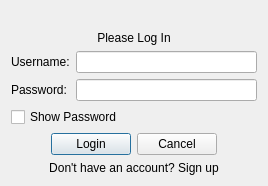
First picture: the form in loginpage.ui, repository konynour/Book-Store-Management, before the edit.
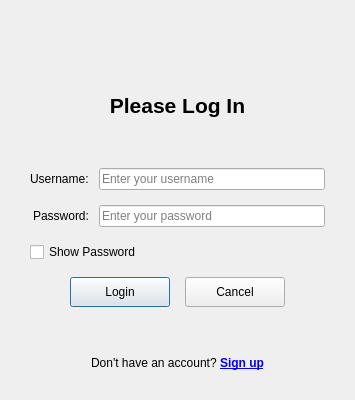
Second picture: the form after the edit. Icons and pictures are not drawn.

Commit message: Updated login page UI

Patch:
```diff
--- a/loginpage.ui
+++ b/loginpage.ui
@@ -5,9 +5,42 @@
   <property name="windowTitle">
    <string>Login</string>
   </property>
+  <property name="minimumSize">
+   <size>
+    <width>350</width>
+    <height>400</height>
+   </size>
+  </property>
   <layout class="QVBoxLayout" name="verticalLayout">
+   <property name="spacing">
+    <number>15</number>
+   </property>
+   <property name="leftMargin">
+    <number>30</number>
+   </property>
+   <property name="topMargin">
+    <number>30</number>
+   </property>
+   <property name="rightMargin">
+    <number>30</number>
+   </property>
+   <property name="bottomMargin">
+    <number>30</number>
+   </property>
 
-   <!-- Logo / Icon -->
+   <item>
+    <spacer name="verticalSpacerTop">
+     <property name="orientation">
+      <enum>Qt::Vertical</enum>
+     </property>
+     <property name="sizeHint" stdset="0">
+      <size>
+       <width>20</width>
+       <height>10</height>
+      </size>
+     </property>
+    </spacer>
+   </item>
    <item>
     <widget class="QLabel" name="logoLabel">
      <property name="pixmap">
@@ -16,6 +49,12 @@
      <property name="alignment">
       <set>Qt::AlignCenter</set>
      </property>
+     <property name="sizePolicy">
+      <sizepolicy hsizetype="Preferred" vsizetype="Fixed">
+       <horstretch>0</horstretch>
+       <verstretch>0</verstretch>
+      </sizepolicy>
+     </property>
     </widget>
    </item>
 
@@ -28,8 +67,28 @@
      <property name="alignment">
       <set>Qt::AlignCenter</set>
      </property>
+     <property name="font">
+      <font>
+       <pointsize>16</pointsize>
+       <weight>75</weight>
+       <bold>true</bold>
+      </font>
+     </property>
     </widget>
    </item>
+   <item>
+    <spacer name="verticalSpacerAfterTitle">
+     <property name="orientation">
+      <enum>Qt::Vertical</enum>
+     </property>
+     <property name="sizeHint" stdset="0">
+      <size>
+       <width>20</width>
+       <height>10</height>
+      </size>
+     </property>
+    </spacer>
+   </item>
 
    <!-- Form Layout -->
    <item>
@@ -37,6 +96,21 @@
      <property name="fieldGrowthPolicy">
       <enum>QFormLayout::ExpandingFieldsGrow</enum>
      </property>
+     <property name="rowWrapPolicy">
+      <enum>QFormLayout::DontWrapRows</enum>
+     </property>
+     <property name="labelAlignment">
+      <set>Qt::AlignRight|Qt::AlignVCenter</set>
+     </property>
+     <property name="formAlignment">
+      <set>Qt::AlignCenter</set>
+     </property>
+     <property name="horizontalSpacing">
+      <number>10</number>
+     </property>
+     <property name="verticalSpacing">
+      <number>15</number>
+     </property>
 
      <item row="0" column="0">
       <widget class="QLabel" name="labelUsername">
@@ -46,7 +120,11 @@
       </widget>
      </item>
      <item row="0" column="1">
-      <widget class="QLineEdit" name="usernameLineEdit"/>
+      <widget class="QLineEdit" name="usernameLineEdit">
+       <property name="placeholderText">
+        <string>Enter your username</string>
+       </property>
+      </widget>
      </item>
 
      <item row="1" column="0">
@@ -61,6 +139,9 @@
        <property name="echoMode">
         <enum>QLineEdit::Password</enum>
        </property>
+       <property name="placeholderText">
+        <string>Enter your password</string>
+       </property>
       </widget>
      </item>
     </layout>
@@ -78,6 +159,9 @@
    <!-- Buttons -->
    <item>
     <layout class="QHBoxLayout" name="horizontalLayoutButtons">
+     <property name="spacing">
+      <number>15</number>
+     </property>
      <item>
       <spacer name="horizontalSpacerLeft">
        <property name="orientation">
@@ -99,6 +183,12 @@
        <property name="default">
         <bool>true</bool>
        </property>
+       <property name="minimumSize">
+        <size>
+         <width>100</width>
+         <height>30</height>
+        </size>
+       </property>
       </widget>
      </item>
      <item>
@@ -106,6 +196,12 @@
        <property name="text">
         <string>Cancel</string>
        </property>
+       <property name="minimumSize">
+        <size>
+         <width>100</width>
+         <height>30</height>
+        </size>
+       </property>
       </widget>
      </item>
      <item>
@@ -124,11 +220,23 @@
     </layout>
    </item>
 
-   <!-- Sign Up Label -->
+   <item>
+    <spacer name="verticalSpacerBottom">
+     <property name="orientation">
+      <enum>Qt::Vertical</enum>
+     </property>
+     <property name="sizeHint" stdset="0">
+      <size>
+       <width>20</width>
+       <height>10</height>
+      </size>
+     </property>
+    </spacer>
+   </item>
    <item>
     <widget class="QLabel" name="signupLabel">
      <property name="text">
-      <string>Don't have an account? Sign up</string>
+      <string>Don't have an account? &lt;a href="#"&gt;&lt;b&gt;Sign up&lt;/b&gt;&lt;/a&gt;</string>
      </property>
      <property name="alignment">
       <set>Qt::AlignCenter</set>
```
Left out of the diff: 10 changed lines with no effect on the pictures.
